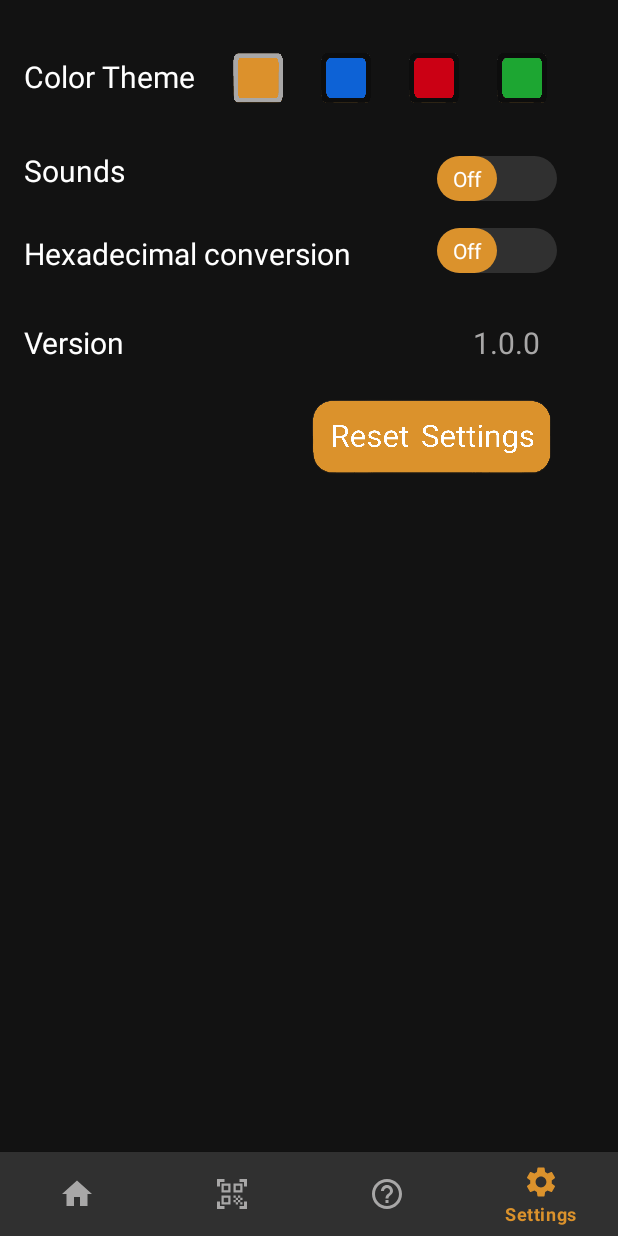
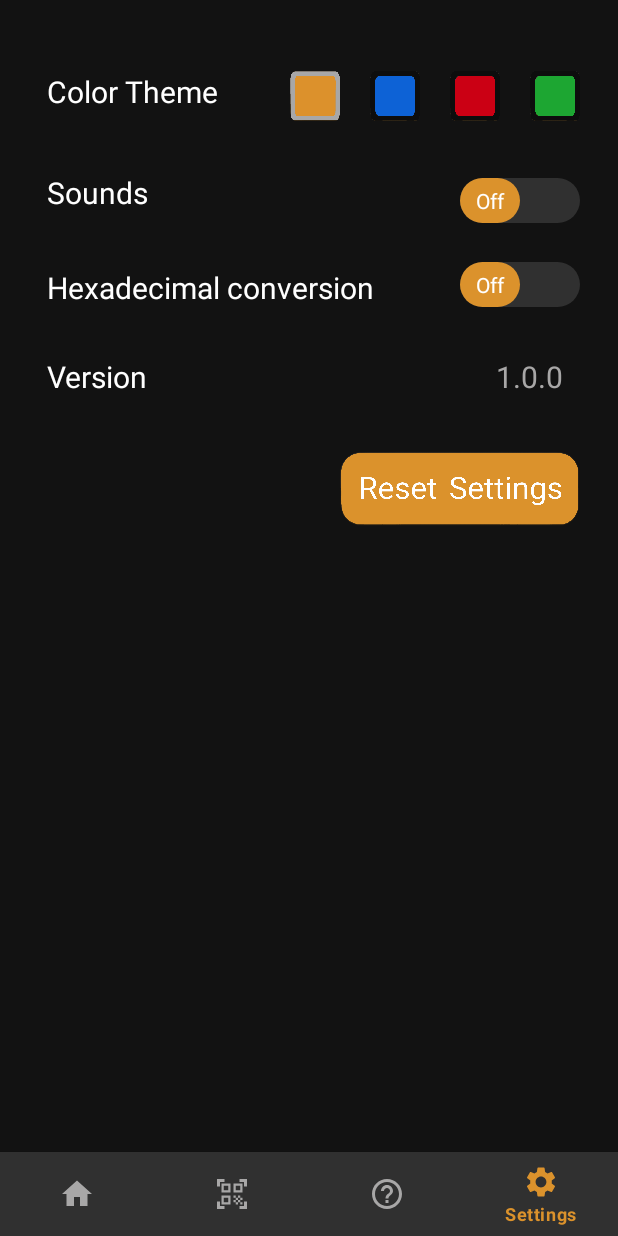
Before and after one commit to RobBudaghyan/Encrypter, an Android app: the SettingsActivity screen opened directly, with no data from a screen before it, on a phone screen of 412 x 824 dp. Run offline under Robolectric (Android 15) with nearby library versions, the phone set to English and light mode, and no system bars.

Commit message:
March 12 Update

```diff
--- a/app/src/main/AndroidManifest.xml
+++ b/app/src/main/AndroidManifest.xml
@@ -19,7 +19,9 @@
         <activity
             android:windowSoftInputMode="adjustPan"
             android:name=".SettingsActivity"
-            android:exported="false">
+            android:exported="false"
+            android:screenOrientation="portrait"
+            tools:ignore="LockedOrientationActivity">
             <meta-data
                 android:name="android.app.lib_name"
                 android:value="" />
@@ -32,7 +34,9 @@
 
         <activity
             android:name=".HelpActivity"
-            android:exported="false">
+            android:exported="false"
+            android:screenOrientation="portrait"
+            tools:ignore="LockedOrientationActivity">
             <meta-data
                 android:name="android.app.lib_name"
                 android:value="" />
@@ -40,7 +44,9 @@
         <activity
             android:windowSoftInputMode="adjustPan"
             android:name=".QRActivityDecrypt"
-            android:exported="false">
+            android:exported="false"
+            android:screenOrientation="portrait"
+            tools:ignore="LockedOrientationActivity">
             <meta-data
                 android:name="android.app.lib_name"
                 android:value="" />
@@ -48,7 +54,9 @@
         <activity
             android:windowSoftInputMode="adjustPan"
             android:name=".QRActivity"
-            android:exported="false">
+            android:exported="false"
+            android:screenOrientation="portrait"
+            tools:ignore="LockedOrientationActivity">
             <meta-data
                 android:name="android.app.lib_name"
                 android:value="" />
@@ -56,10 +64,11 @@
         <activity
             android:windowSoftInputMode="adjustPan"
             android:name=".HomeActivity"
-            android:exported="true">
+            android:exported="true"
+            android:screenOrientation="portrait"
+            tools:ignore="LockedOrientationActivity">
             <intent-filter>
                 <action android:name="android.intent.action.MAIN" />
-
                 <category android:name="android.intent.category.LAUNCHER" />
             </intent-filter>
 
--- a/app/src/main/res/layout/activity_help.xml
+++ b/app/src/main/res/layout/activity_help.xml
@@ -71,12 +71,12 @@
                     android:id="@+id/home_content"
                     android:layout_width="350dp"
                     android:layout_height="wrap_content"
-                    android:layout_marginTop="12dp"
+                    android:layout_marginTop="8dp"
                     android:text="@string/eng_home_content"
                     android:textColor="@color/primary_gray_light"
                     android:textSize="17sp"
                     app:layout_constraintEnd_toEndOf="parent"
-                    app:layout_constraintHorizontal_bias="0.327"
+                    app:layout_constraintHorizontal_bias="0.491"
                     app:layout_constraintStart_toStartOf="parent"
                     app:layout_constraintTop_toBottomOf="@+id/home_title" />
 
--- a/app/src/main/res/layout/activity_home.xml
+++ b/app/src/main/res/layout/activity_home.xml
@@ -72,9 +72,9 @@
             android:layout_height="45dp"
             android:layout_marginTop="20dp"
             android:background="@drawable/share_btn_orange"
-            app:layout_constraintEnd_toEndOf="parent"
+            app:layout_constraintEnd_toEndOf="@+id/input_edittext"
             app:layout_constraintHorizontal_bias="0.576"
-            app:layout_constraintStart_toStartOf="parent"
+            app:layout_constraintStart_toStartOf="@+id/input_edittext"
             app:layout_constraintTop_toBottomOf="@+id/input_edittext" />
 
         <ImageView
--- a/app/src/main/res/layout/activity_settings.xml
+++ b/app/src/main/res/layout/activity_settings.xml
@@ -15,65 +15,62 @@
             android:id="@+id/color_theme"
             android:layout_width="wrap_content"
             android:layout_height="wrap_content"
-            android:layout_marginTop="37dp"
+            android:layout_marginTop="28dp"
             android:text="Color Theme"
             android:textColor="@color/white"
             android:textSize="20sp"
-            app:layout_constraintEnd_toEndOf="parent"
-            app:layout_constraintHorizontal_bias="0.054"
-            app:layout_constraintStart_toStartOf="parent"
-            app:layout_constraintTop_toTopOf="parent" />
+            app:layout_constraintEnd_toEndOf="@+id/object_for_orientation"
+            app:layout_constraintHorizontal_bias="0.0"
+            app:layout_constraintStart_toStartOf="@+id/object_for_orientation"
+            app:layout_constraintTop_toBottomOf="@+id/object_for_orientation" />
 
         <ImageView
             android:id="@+id/orange_theme"
             android:layout_width="33dp"
             android:layout_height="33dp"
-            android:layout_marginStart="25dp"
-            android:layout_marginTop="35dp"
-            app:layout_constraintStart_toEndOf="@+id/color_theme"
-            app:layout_constraintTop_toTopOf="parent"
-            android:background="@drawable/orange_theme_pressed"/>
-
+            android:layout_marginEnd="20dp"
+            android:background="@drawable/orange_theme_pressed"
+            app:layout_constraintEnd_toStartOf="@+id/blue_theme"
+            app:layout_constraintTop_toTopOf="@+id/blue_theme" />
 
         <ImageView
             android:id="@+id/blue_theme"
             android:layout_width="33dp"
             android:layout_height="33dp"
-            android:layout_marginStart="25dp"
-            app:layout_constraintStart_toEndOf="@+id/orange_theme"
-            app:layout_constraintTop_toTopOf="@+id/orange_theme"
-            android:background="@drawable/blue_theme" />
+            android:layout_marginEnd="20dp"
+            android:background="@drawable/blue_theme"
+            app:layout_constraintEnd_toStartOf="@+id/red_theme"
+            app:layout_constraintTop_toTopOf="@+id/red_theme" />
+
 
         <ImageView
             android:id="@+id/red_theme"
             android:layout_width="33dp"
             android:layout_height="33dp"
-            android:layout_marginStart="25dp"
-            app:layout_constraintStart_toEndOf="@+id/blue_theme"
-            app:layout_constraintTop_toTopOf="@+id/blue_theme"
-            android:background="@drawable/red_theme" />
+            android:layout_marginEnd="20dp"
+            android:background="@drawable/red_theme"
+            app:layout_constraintEnd_toStartOf="@+id/green_theme"
+            app:layout_constraintTop_toTopOf="@+id/green_theme" />
 
         <ImageView
             android:id="@+id/green_theme"
             android:layout_width="33dp"
             android:layout_height="33dp"
-            android:layout_marginStart="25dp"
-            app:layout_constraintStart_toEndOf="@+id/red_theme"
-            app:layout_constraintTop_toTopOf="@+id/red_theme"
-            android:background="@drawable/green_theme" />
-
+            android:background="@drawable/green_theme"
+            app:layout_constraintEnd_toEndOf="@+id/switch_sounds"
+            app:layout_constraintTop_toTopOf="@+id/color_theme" />
 
         <TextView
             android:id="@+id/sound_preference"
             android:layout_width="wrap_content"
             android:layout_height="wrap_content"
-            android:layout_marginTop="35dp"
+            android:layout_marginTop="40dp"
             android:text="Sounds"
             android:textColor="@color/white"
             android:textSize="20sp"
             app:layout_constraintEnd_toEndOf="@+id/color_theme"
-            app:layout_constraintHorizontal_bias="0.25"
-            app:layout_constraintStart_toStartOf="parent"
+            app:layout_constraintHorizontal_bias="0.0"
+            app:layout_constraintStart_toStartOf="@+id/color_theme"
             app:layout_constraintTop_toBottomOf="@+id/color_theme" />
 
         <androidx.appcompat.widget.SwitchCompat
@@ -95,12 +92,13 @@
             android:id="@+id/hexadecimal_preference"
             android:layout_width="wrap_content"
             android:layout_height="wrap_content"
-            android:layout_marginStart="16dp"
-            android:layout_marginTop="28dp"
+            android:layout_marginTop="36dp"
             android:text="Hexadecimal conversion"
             android:textColor="@color/white"
             android:textSize="20sp"
-            app:layout_constraintStart_toStartOf="parent"
+            app:layout_constraintEnd_toEndOf="@+id/sound_preference"
+            app:layout_constraintHorizontal_bias="0.0"
+            app:layout_constraintStart_toStartOf="@+id/sound_preference"
             app:layout_constraintTop_toBottomOf="@+id/sound_preference" />
 
         <androidx.appcompat.widget.SwitchCompat
@@ -118,6 +116,7 @@
             app:showText="true"
             app:track="@drawable/switch_track" />
 
+
         <TextView
             android:id="@+id/version_textview"
             android:layout_width="wrap_content"
@@ -126,11 +125,10 @@
             android:text="Version"
             android:textColor="@color/white"
             android:textSize="20sp"
-            app:layout_constraintEnd_toEndOf="parent"
-            app:layout_constraintHorizontal_bias="0.046"
-            app:layout_constraintStart_toStartOf="parent"
+            app:layout_constraintEnd_toEndOf="@+id/hexadecimal_preference"
+            app:layout_constraintHorizontal_bias="0.0"
+            app:layout_constraintStart_toStartOf="@+id/hexadecimal_preference"
             app:layout_constraintTop_toBottomOf="@+id/hexadecimal_preference" />
-
 
         <TextView
             android:id="@+id/version"
@@ -149,11 +147,21 @@
             android:id="@+id/reset_btn"
             android:layout_width="160dp"
             android:layout_height="50dp"
-            android:layout_marginStart="208dp"
-            android:layout_marginTop="24dp"
+            android:layout_marginTop="36dp"
             android:background="@drawable/reset_orange"
+            app:layout_constraintEnd_toEndOf="@+id/switch_hexadecimal"
+            app:layout_constraintHorizontal_bias="1.0"
+            app:layout_constraintStart_toStartOf="@+id/switch_hexadecimal"
+            app:layout_constraintTop_toBottomOf="@+id/version_textview" />
+
+        <TextView
+            android:id="@+id/object_for_orientation"
+            android:layout_width="350dp"
+            android:layout_height="wrap_content"
+            android:text=""
+            app:layout_constraintEnd_toEndOf="parent"
             app:layout_constraintStart_toStartOf="parent"
-            app:layout_constraintTop_toBottomOf="@+id/version_textview" />
+            app:layout_constraintTop_toTopOf="parent" />
 
 
     </androidx.constraintlayout.widget.ConstraintLayout>
```
